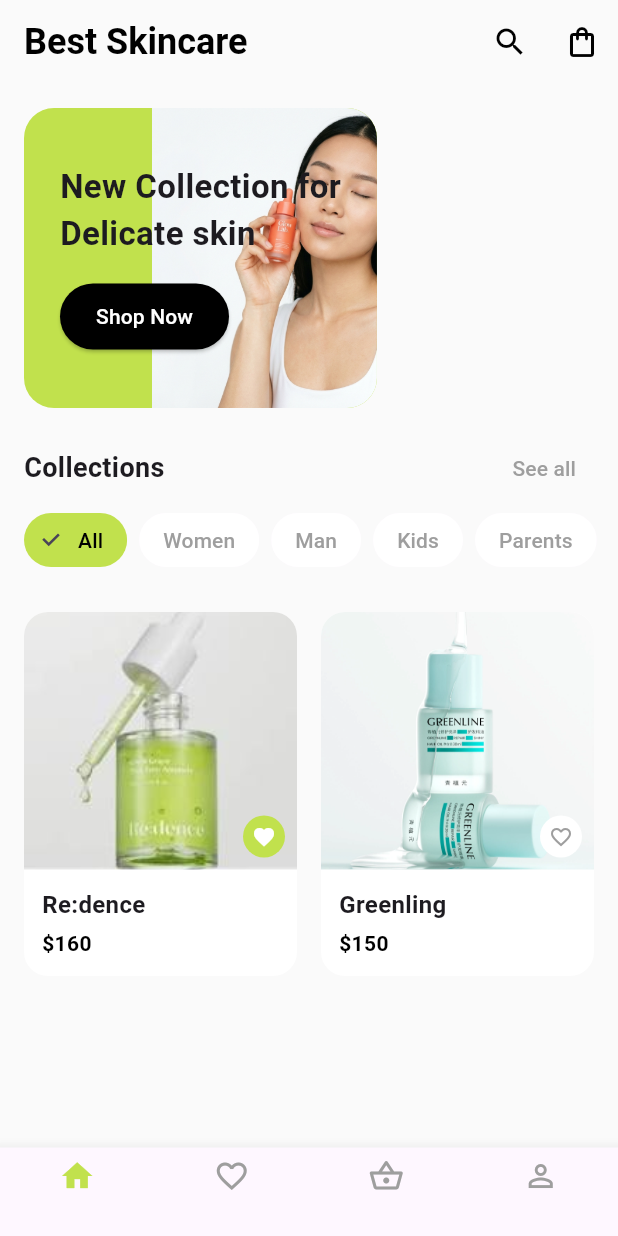
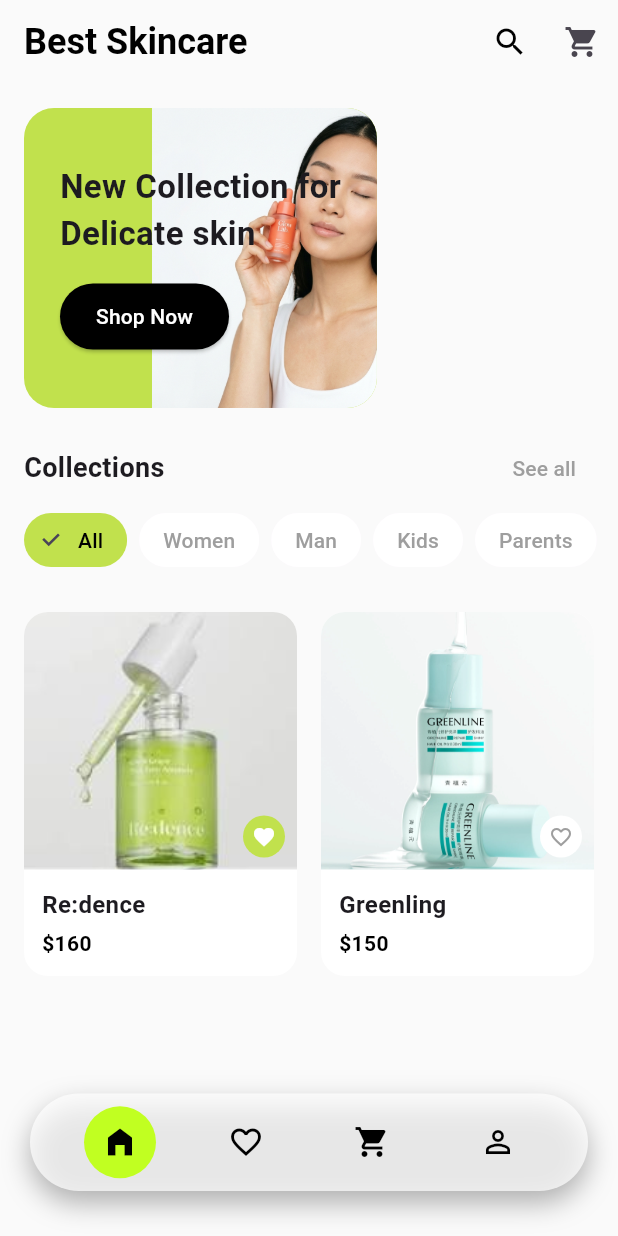
Before and after one commit to desse20/skincare_app, a Flutter app: the screen it shows after launch, on a phone screen of 412 x 824 dp. Run offline on Flutter 3.47's test engine with Material 3 defaults, Android fonts, the phone set to English and light mode, and no system bars.

Commit message:
feat: intégration du bottomNav et amélioration des icones  recherche et panier

```diff
--- a/lib/screens/home_screen.dart
+++ b/lib/screens/home_screen.dart
@@ -1,4 +1,5 @@
 import 'package:flutter/material.dart';
+import '../widgets/custom_bottom_nav.dart';
 import '../routes/app_routes.dart';
 
 class HomeScreen extends StatelessWidget {
@@ -17,11 +18,17 @@ class HomeScreen extends StatelessWidget {
         elevation: 0,
         actions: [
           IconButton(
-            icon: const Icon(Icons.search, color: Colors.black),
-            onPressed: () {},
-          ),
+      icon: const Icon(Icons.search, color: Colors.black),
+      onPressed: () {
+        showSearch(
+          context: context,
+          delegate: SkincareSearchDelegate(),
+        );
+      },
+    ),
+
           IconButton(
-            icon: const Icon(Icons.shopping_bag_outlined, color: Colors.black),
+            icon: const Icon(Icons.shopping_cart),
             onPressed: () {
               Navigator.pushNamed(context, AppRoutes.cart);
             },
@@ -162,17 +169,10 @@ class HomeScreen extends StatelessWidget {
           ],
         ),
       ),
-      bottomNavigationBar: BottomNavigationBar(
-        type: BottomNavigationBarType.fixed, // Ensure icons are visible
-        selectedItemColor: const Color(0xFFC1E14D),
-        unselectedItemColor: Colors.grey,
-        items: const [
-          BottomNavigationBarItem(icon: Icon(Icons.home), label: ''),
-          BottomNavigationBarItem(icon: Icon(Icons.favorite_border), label: ''),
-          BottomNavigationBarItem(icon: Icon(Icons.shopping_basket_outlined), label: ''),
-          BottomNavigationBarItem(icon: Icon(Icons.person_outline), label: ''),
-        ],
-      ),
+
+
+            bottomNavigationBar: const CustomBottomNav(currentIndex: 0),
+
     );
   }
 
@@ -247,3 +247,28 @@ class HomeScreen extends StatelessWidget {
     );
   }
 }
+
+
+
+
+
+
+
+class SkincareSearchDelegate extends SearchDelegate {
+  @override
+  List<Widget>? buildActions(BuildContext context) => [
+    IconButton(icon: const Icon(Icons.clear), onPressed: () => query = '')
+  ];
+
+  @override
+  Widget? buildLeading(BuildContext context) => IconButton(
+    icon: const Icon(Icons.arrow_back),
+    onPressed: () => close(context, null),
+  );
+
+  @override
+  Widget buildResults(BuildContext context) => Center(child: Text("Résultats pour $query"));
+
+  @override
+  Widget buildSuggestions(BuildContext context) => Container(); // Suggestions vides pour l'instant
+}
```
